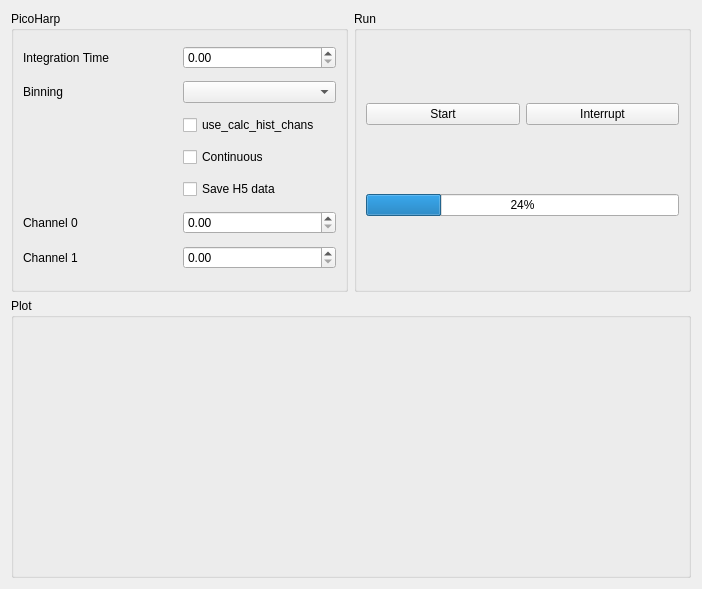
Before: the Qt Designer form ScopeFoundryHW/picoharp/picoharp_hist_measure.ui in PromuInstrument/stackbot, drawn with Qt 5.
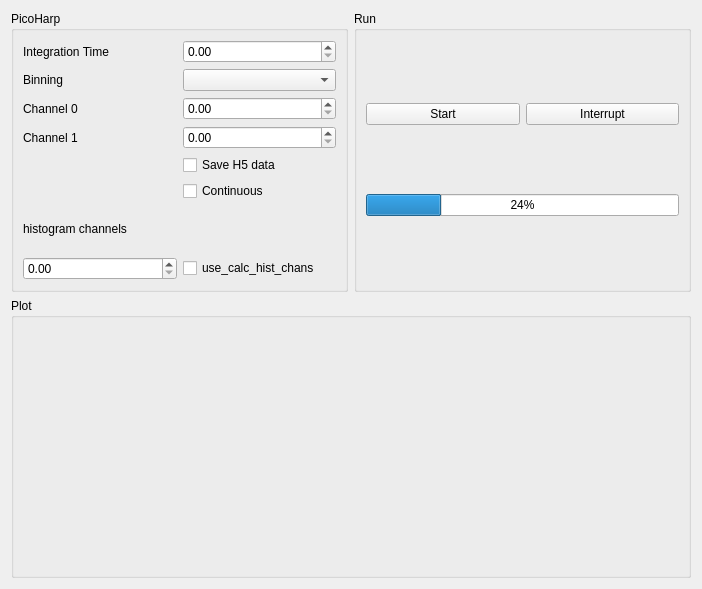
After: the same form once the commit is applied.

Commit message: picoharp_hist_measure: Fixes

The edit to the form file:
```diff
--- a/ScopeFoundryHW/picoharp/picoharp_hist_measure.ui
+++ b/ScopeFoundryHW/picoharp/picoharp_hist_measure.ui
@@ -58,23 +58,43 @@
       <string>PicoHarp</string>
      </property>
      <layout class="QGridLayout" name="gridLayout">
-      <item row="6" column="1">
-       <widget class="QDoubleSpinBox" name="ch0_doubleSpinBox"/>
-      </item>
-      <item row="5" column="1">
-       <widget class="QCheckBox" name="save_h5_checkBox">
+      <item row="17" column="1">
+       <widget class="QCheckBox" name="use_calc_hist_chans_checkBox">
         <property name="text">
-         <string>Save H5 data</string>
+         <string>use_calc_hist_chans</string>
         </property>
        </widget>
       </item>
-      <item row="4" column="1">
+      <item row="13" column="1">
        <widget class="QCheckBox" name="continuous_checkBox">
         <property name="text">
          <string>Continuous</string>
         </property>
        </widget>
       </item>
+      <item row="17" column="0">
+       <widget class="QDoubleSpinBox" name="histogram_channels_doubleSpinBox"/>
+      </item>
+      <item row="11" column="1">
+       <widget class="QDoubleSpinBox" name="ch1_doubleSpinBox"/>
+      </item>
+      <item row="2" column="0">
+       <widget class="QLabel" name="label_2">
+        <property name="text">
+         <string>Binning</string>
+        </property>
+       </widget>
+      </item>
+      <item row="11" column="0">
+       <widget class="QLabel" name="label_4">
+        <property name="text">
+         <string>Channel 1</string>
+        </property>
+       </widget>
+      </item>
+      <item row="2" column="1">
+       <widget class="QComboBox" name="Binning_comboBox"/>
+      </item>
       <item row="0" column="0">
        <widget class="QLabel" name="label">
         <property name="text">
@@ -85,37 +105,27 @@
       <item row="0" column="1">
        <widget class="QDoubleSpinBox" name="picoharp_tacq_doubleSpinBox"/>
       </item>
-      <item row="2" column="1">
-       <widget class="QComboBox" name="Binning_comboBox"/>
-      </item>
-      <item row="7" column="0">
-       <widget class="QLabel" name="label_4">
+      <item row="12" column="1">
+       <widget class="QCheckBox" name="save_h5_checkBox">
         <property name="text">
-         <string>Channel 1</string>
+         <string>Save H5 data</string>
         </property>
        </widget>
       </item>
-      <item row="7" column="1">
-       <widget class="QDoubleSpinBox" name="ch1_doubleSpinBox"/>
+      <item row="10" column="1">
+       <widget class="QDoubleSpinBox" name="ch0_doubleSpinBox"/>
       </item>
-      <item row="2" column="0">
-       <widget class="QLabel" name="label_2">
-        <property name="text">
-         <string>Binning</string>
-        </property>
-       </widget>
-      </item>
-      <item row="6" column="0">
+      <item row="10" column="0">
        <widget class="QLabel" name="label_3">
         <property name="text">
          <string>Channel 0</string>
         </property>
        </widget>
       </item>
-      <item row="3" column="1">
-       <widget class="QCheckBox" name="use_calc_hist_chans_checkBox">
+      <item row="16" column="0">
+       <widget class="QLabel" name="label_5">
         <property name="text">
-         <string>use_calc_hist_chans</string>
+         <string>histogram channels</string>
         </property>
        </widget>
       </item>
```
The commit also changes 1 other file.
